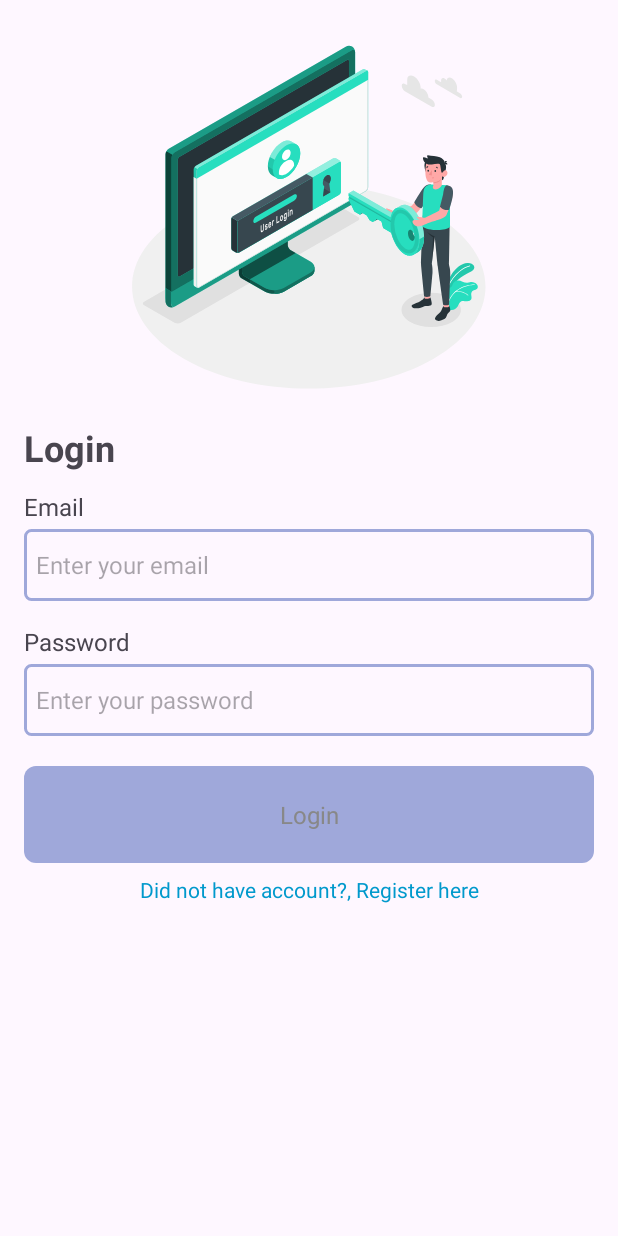
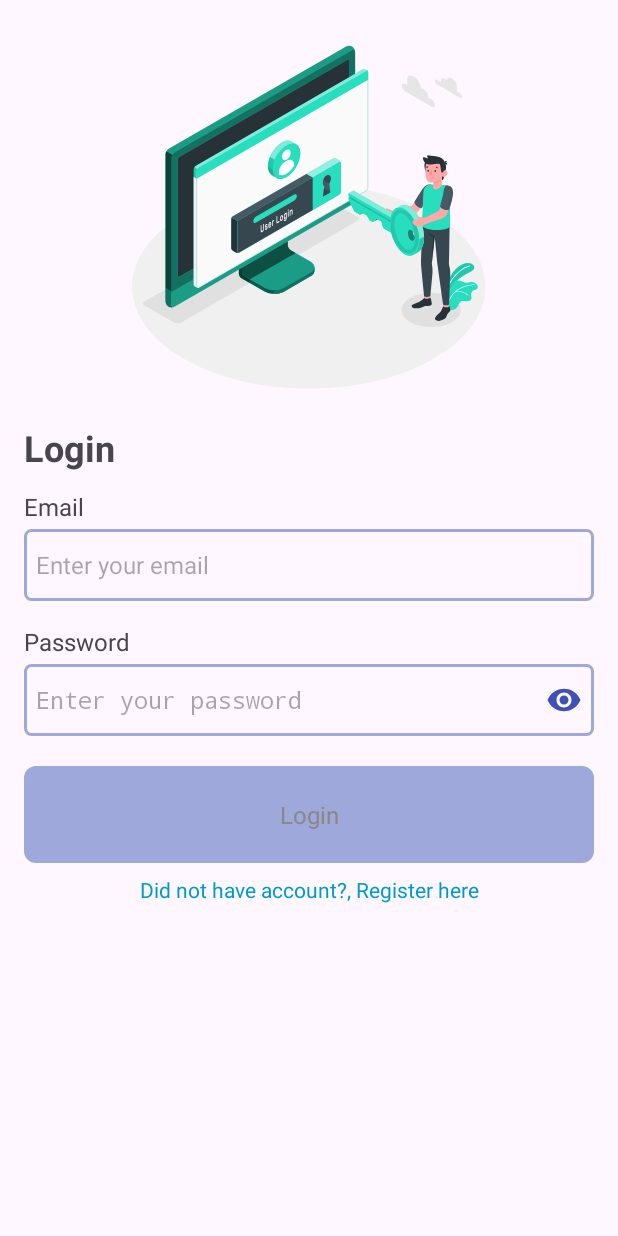
Before and after one commit to erhahahaa/story_app, an Android app: the LoginActivity screen opened directly, with no data from a screen before it, on a phone screen of 412 x 824 dp. Run offline under Robolectric (Android 15) with nearby library versions, the phone set to English and light mode, and no system bars; our stand-ins replace Room's generated code, paging; pictures from the network do not load.

Commit message:
:sparkles: (ui) add inputType attribute for password field in login layout to enhance security

```diff
--- a/app/src/main/res/layout/activity_login.xml
+++ b/app/src/main/res/layout/activity_login.xml
@@ -61,6 +61,7 @@
       android:imeOptions="actionDone"
       app:autofillHints="password"
       app:hintText="@string/enter_password"
+      app:inputType="textPassword"
       app:labelText="@string/prompt_password"
       app:layout_constraintEnd_toEndOf="parent"
       app:layout_constraintStart_toStartOf="parent"
```
